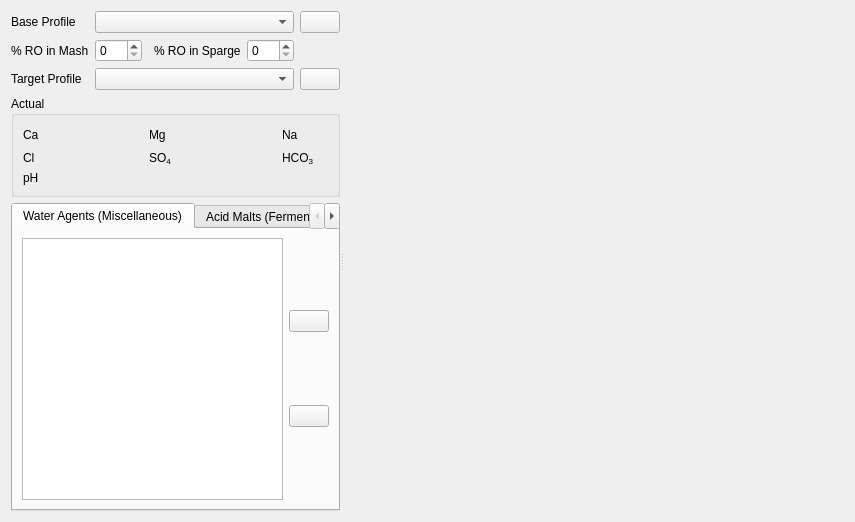
Qt form ui/waterAdjuster.ui (Brewken/brewken) before a commit.
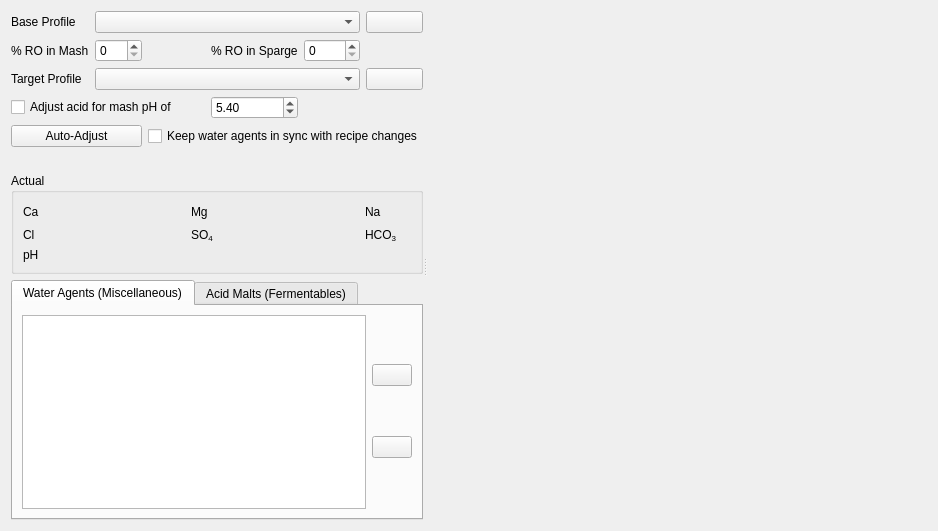
The same form after that commit. Icons and pictures are not drawn. Custom widgets are drawn as their Qt base class.

Commit message: Initial work on water auto-adjust

Patch:
```diff
--- a/ui/waterAdjuster.ui
+++ b/ui/waterAdjuster.ui
@@ -117,6 +117,68 @@
            </property>
           </widget>
          </item>
+         <item row="6" column="0" colspan="3">
+          <widget class="QCheckBox" name="checkBox_targetMashPh">
+           <property name="toolTip">
+            <string>If ticked, Auto-Adjust also works out how much acid to add to get this mash pH.  It uses the acid already in the recipe if there is one, otherwise lactic acid (or another acid if there's no lactic acid in the database).  If not ticked, acids are left alone.</string>
+           </property>
+           <property name="text">
+            <string>Adjust acid for mash pH of</string>
+           </property>
+          </widget>
+         </item>
+         <item row="6" column="3">
+          <widget class="QDoubleSpinBox" name="doubleSpinBox_targetMashPh">
+           <property name="toolTip">
+            <string>Target mash pH.  Most brewers aim for between 5.2 and 5.6, often 5.4.</string>
+           </property>
+           <property name="decimals">
+            <number>2</number>
+           </property>
+           <property name="minimum">
+            <double>4.80</double>
+           </property>
+           <property name="maximum">
+            <double>6.00</double>
+           </property>
+           <property name="singleStep">
+            <double>0.05</double>
+           </property>
+           <property name="value">
+            <double>5.40</double>
+           </property>
+          </widget>
+         </item>
+         <item row="7" column="0" colspan="2">
+          <widget class="QPushButton" name="pushButton_autoAdjust">
+           <property name="toolTip">
+            <string>Work out the amounts of brewing salts to add to get as close as possible to the target profile and, if ticked above, the amount of acid to get the target mash pH.  If the recipe already has salts, only those are used and their amounts are changed (so remove any you don't want, or add just the ones you do want, first).  Otherwise, commonly-used salts are added as needed.  Chalk and pickling lime are left alone.  You can undo the changes in one go.</string>
+           </property>
+           <property name="text">
+            <string>Auto-Adjust</string>
+           </property>
+          </widget>
+         </item>
+         <item row="7" column="2" colspan="4">
+          <widget class="QCheckBox" name="checkBox_keptInSync">
+           <property name="toolTip">
+            <string>Automatically redo Auto-Adjust whenever something it depends on changes, eg the water profiles, the amount of water in the mash or the grain bill.  Changes you make to the amounts of salts or acid yourself will then be overwritten, so this is best used once you have chosen which salts to use.  Undoing an Auto-Adjust turns this off.</string>
+           </property>
+           <property name="text">
+            <string>Keep water agents in sync with recipe changes</string>
+           </property>
+          </widget>
+         </item>
+         <item row="8" column="0" colspan="6">
+          <widget class="QLabel" name="label_autoAdjustInfo">
+           <property name="wordWrap">
+            <bool>true</bool>
+           </property>
+           <property name="textFormat">
+            <enum>Qt::RichText</enum>
+           </property>
+          </widget>
+         </item>
 
         </layout>
 
```
The commit also changes 56 other files.
